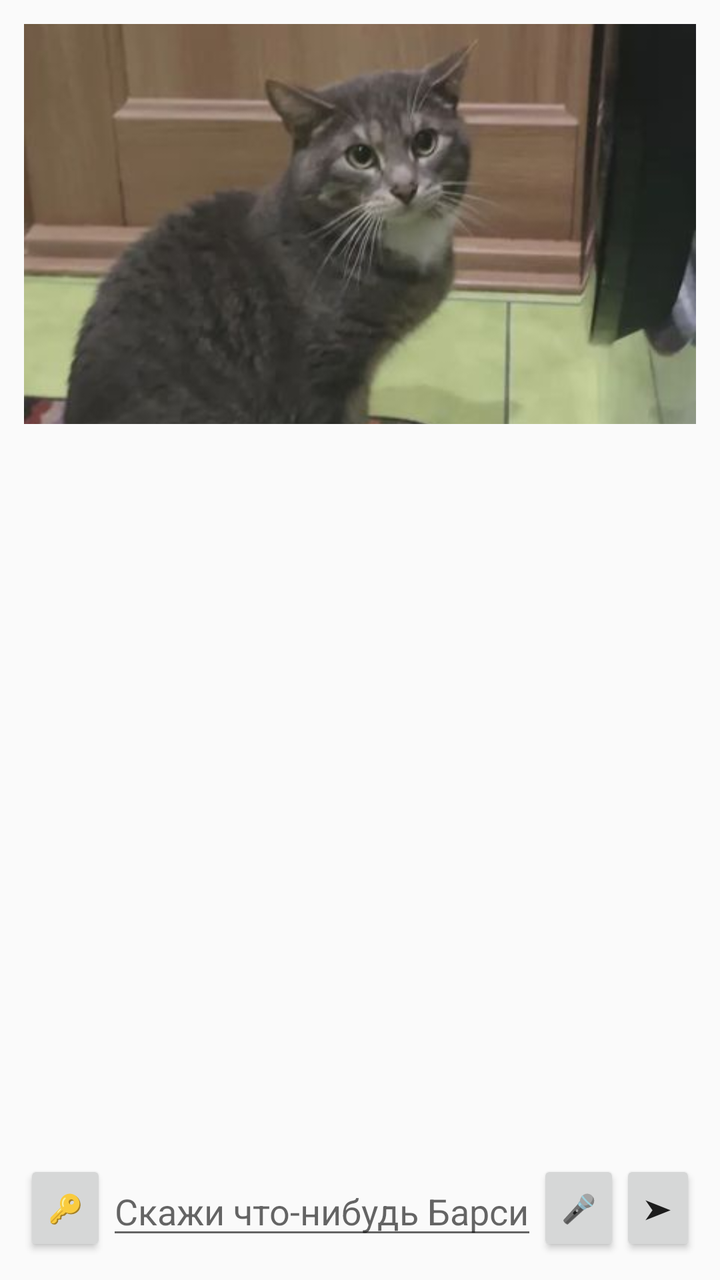
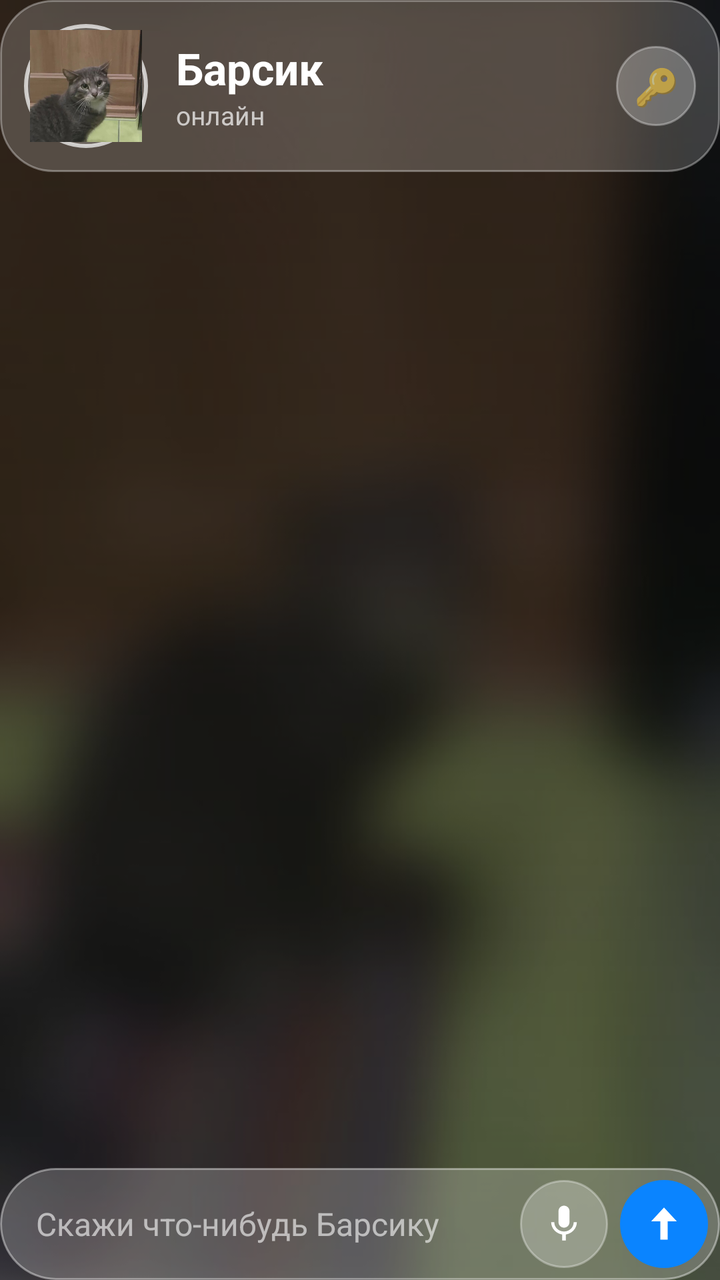

The first picture is an Android layout as it rendered before a commit; the second is the same layout after the commit. The layout source and the unified diff follow.
<!-- AndroidManifest.xml: application theme Theme.Barsik -->
<!-- res/layout/activity_main.xml -->
<?xml version="1.0" encoding="utf-8"?>
<LinearLayout xmlns:android="http://schemas.android.com/apk/res/android"
    android:layout_width="match_parent"
    android:layout_height="match_parent"
    android:orientation="vertical"
    android:padding="12dp">

    <ImageView
        android:layout_width="match_parent"
        android:layout_height="200dp"
        android:contentDescription="Барсик"
        android:scaleType="centerCrop"
        android:src="@drawable/barsik" />

    <ScrollView
        android:id="@+id/scroll"
        android:layout_width="match_parent"
        android:layout_height="0dp"
        android:layout_weight="1"
        android:paddingTop="8dp">

        <TextView
            android:id="@+id/chat"
            android:layout_width="match_parent"
            android:layout_height="wrap_content"
            android:textSize="16sp"
            android:lineSpacingExtra="4dp" />
    </ScrollView>

    <LinearLayout
        android:layout_width="match_parent"
        android:layout_height="wrap_content"
        android:gravity="center_vertical"
        android:orientation="horizontal">

        <Button
            android:id="@+id/keyBtn"
            android:layout_width="wrap_content"
            android:layout_height="wrap_content"
            android:minWidth="0dp"
            android:text="🔑" />

        <EditText
            android:id="@+id/input"
            android:layout_width="0dp"
            android:layout_height="wrap_content"
            android:layout_weight="1"
            android:hint="Скажи что-нибудь Барсику"
            android:imeOptions="actionSend"
            android:inputType="textCapSentences"
            android:maxLines="3" />

        <Button
            android:id="@+id/micBtn"
            android:layout_width="wrap_content"
            android:layout_height="wrap_content"
            android:minWidth="0dp"
            android:text="🎤" />

        <Button
            android:id="@+id/sendBtn"
            android:layout_width="wrap_content"
            android:layout_height="wrap_content"
            android:minWidth="0dp"
            android:text="➤" />
    </LinearLayout>
</LinearLayout>
<!-- resources referenced by this layout -->
<resources>
  <!-- drawable barsik: jpg bitmap (drawable-nodpi, 38733 bytes) -->
  <style name="Theme.Barsik" parent="Theme.AppCompat.DayNight.NoActionBar" />
</resources>

<!-- the commit's change to res/layout/activity_main.xml (unified diff, before → after) -->
@@ -1,67 +1,149 @@
 <?xml version="1.0" encoding="utf-8"?>
-<LinearLayout xmlns:android="http://schemas.android.com/apk/res/android"
+<FrameLayout xmlns:android="http://schemas.android.com/apk/res/android"
     android:layout_width="match_parent"
     android:layout_height="match_parent"
-    android:orientation="vertical"
-    android:padding="12dp">
+    android:background="#101018">
 
     <ImageView
         android:layout_width="match_parent"
-        android:layout_height="200dp"
-        android:contentDescription="Барсик"
+        android:layout_height="match_parent"
+        android:importantForAccessibility="no"
         android:scaleType="centerCrop"
-        android:src="@drawable/barsik" />
+        android:src="@drawable/barsik_blur" />
 
-    <ScrollView
-        android:id="@+id/scroll"
+    <View
         android:layout_width="match_parent"
-        android:layout_height="0dp"
-        android:layout_weight="1"
-        android:paddingTop="8dp">
+        android:layout_height="match_parent"
+        android:background="@drawable/bg_scrim" />
 
-        <TextView
-            android:id="@+id/chat"
+    <LinearLayout
+        android:id="@+id/content"
+        android:layout_width="match_parent"
+        android:layout_height="match_parent"
+        android:orientation="vertical">
+
+        <LinearLayout
+            android:id="@+id/header"
             android:layout_width="match_parent"
             android:layout_height="wrap_content"
-            android:textSize="16sp"
-            android:lineSpacingExtra="4dp" />
-    </ScrollView>
+            android:background="@drawable/bg_glass"
+            android:gravity="center_vertical"
+            android:orientation="horizontal"
+            android:padding="12dp">
 
-    <LinearLayout
-        android:layout_width="match_parent"
-        android:layout_height="wrap_content"
-        android:gravity="center_vertical"
-        android:orientation="horizontal">
+            <FrameLayout
+                android:id="@+id/avatarRing"
+                android:layout_width="62dp"
+                android:layout_height="62dp"
+                android:background="@drawable/bg_ring"
+                android:padding="3dp">
 
-        <Button
-            android:id="@+id/keyBtn"
-            android:layout_width="wrap_content"
+                <ImageView
+                    android:id="@+id/avatar"
+                    android:layout_width="match_parent"
+                    android:layout_height="match_parent"
+                    android:contentDescription="Барсик"
+                    android:scaleType="centerCrop"
+                    android:src="@drawable/barsik_avatar" />
+            </FrameLayout>
+
+            <LinearLayout
+                android:layout_width="0dp"
+                android:layout_height="wrap_content"
+                android:layout_marginStart="14dp"
+                android:layout_weight="1"
+                android:orientation="vertical">
+
+                <TextView
+                    android:layout_width="wrap_content"
+                    android:layout_height="wrap_content"
+                    android:text="Барсик"
+                    android:textColor="#FFFFFF"
+                    android:textSize="22sp"
+                    android:textStyle="bold" />
+
+                <TextView
+                    android:id="@+id/status"
+                    android:layout_width="wrap_content"
+                    android:layout_height="wrap_content"
+                    android:text="онлайн"
+                    android:textColor="#B3FFFFFF"
+                    android:textSize="13sp" />
+            </LinearLayout>
+
+            <TextView
+                android:id="@+id/keyBtn"
+                android:layout_width="40dp"
+                android:layout_height="40dp"
+                android:background="@drawable/bg_btn_glass"
+                android:gravity="center"
+                android:text="🔑"
+                android:textSize="18sp" />
+        </LinearLayout>
+
+        <ScrollView
+            android:id="@+id/scroll"
+            android:layout_width="match_parent"
+            android:layout_height="0dp"
+            android:layout_weight="1"
+            android:clipToPadding="false"
+            android:overScrollMode="never"
+            android:paddingTop="8dp"
+            android:scrollbars="none">
+
+            <LinearLayout
+                android:id="@+id/msgs"
+                android:layout_width="match_parent"
+                android:layout_height="wrap_content"
+                android:orientation="vertical" />
+        </ScrollView>
+
+        <LinearLayout
+            android:id="@+id/inputBar"
+            android:layout_width="match_parent"
             android:layout_height="wrap_content"
-            android:minWidth="0dp"
-            android:text="🔑" />
+            android:background="@drawable/bg_glass_pill"
+            android:gravity="center_vertical"
+            android:orientation="horizontal"
+            android:paddingStart="18dp"
+            android:paddingTop="6dp"
+            android:paddingEnd="6dp"
+            android:paddingBottom="6dp">
 
-        <EditText
-            android:id="@+id/input"
-            android:layout_width="0dp"
-            android:layout_height="wrap_content"
-            android:layout_weight="1"
-            android:hint="Скажи что-нибудь Барсику"
-            android:imeOptions="actionSend"
-            android:inputType="textCapSentences"
-            android:maxLines="3" />
+            <EditText
+                android:id="@+id/input"
+                android:layout_width="0dp"
+                android:layout_height="wrap_content"
+                android:layout_weight="1"
+                android:background="@null"
+                android:hint="Скажи что-нибудь Барсику"
+                android:imeOptions="actionSend"
+                android:inputType="textCapSentences|textMultiLine"
+                android:maxLines="4"
+                android:textColor="#FFFFFF"
+                android:textColorHint="#99FFFFFF"
+                android:textSize="16sp" />
 
-        <Button
-            android:id="@+id/micBtn"
-            android:layout_width="wrap_content"
-            android:layout_height="wrap_content"
-            android:minWidth="0dp"
-            android:text="🎤" />
+            <ImageButton
+                android:id="@+id/micBtn"
+                android:layout_width="44dp"
+                android:layout_height="44dp"
+                android:background="@drawable/bg_btn_glass"
+                android:contentDescription="Голос"
+                android:padding="11dp"
+                android:scaleType="fitCenter"
+                android:src="@drawable/ic_mic" />
 
-        <Button
-            android:id="@+id/sendBtn"
-            android:layout_width="wrap_content"
-            android:layout_height="wrap_content"
-            android:minWidth="0dp"
-            android:text="➤" />
+            <ImageButton
+                android:id="@+id/sendBtn"
+                android:layout_width="44dp"
+                android:layout_height="44dp"
+                android:layout_marginStart="6dp"
+                android:background="@drawable/bg_btn_send"
+                android:contentDescription="Отправить"
+                android:padding="11dp"
+                android:scaleType="fitCenter"
+                android:src="@drawable/ic_send" />
+        </LinearLayout>
     </LinearLayout>
-</LinearLayout>
+</FrameLayout>
<!-- resource entries referenced after the edit -->
@@ -1,6 +1,68 @@
 <!-- resources referenced by this layout -->
 <resources>
-  <!-- drawable barsik: jpg bitmap (drawable-nodpi, 38733 bytes) -->
+  <!-- drawable barsik_avatar: jpg bitmap (drawable-nodpi, 19575 bytes) -->
+  <!-- drawable barsik_blur: jpg bitmap (drawable-nodpi, 21780 bytes) -->
+  <!-- drawable bg_btn_glass (drawable) -->
+  <?xml version="1.0" encoding="utf-8"?>
+  <shape xmlns:android="http://schemas.android.com/apk/res/android" android:shape="oval">
+      <solid android:color="#40FFFFFF" />
+      <stroke android:width="1dp" android:color="#55FFFFFF" />
+  </shape>
+  <!-- drawable bg_btn_send (drawable) -->
+  <?xml version="1.0" encoding="utf-8"?>
+  <shape xmlns:android="http://schemas.android.com/apk/res/android" android:shape="oval">
+      <solid android:color="#0A84FF" />
+  </shape>
+  <!-- drawable bg_glass (drawable) -->
+  <?xml version="1.0" encoding="utf-8"?>
+  <shape xmlns:android="http://schemas.android.com/apk/res/android" android:shape="rectangle">
+      <solid android:color="#30FFFFFF" />
+      <stroke android:width="1dp" android:color="#55FFFFFF" />
+      <corners android:radius="26dp" />
+  </shape>
+  <!-- drawable bg_glass_pill (drawable) -->
+  <?xml version="1.0" encoding="utf-8"?>
+  <shape xmlns:android="http://schemas.android.com/apk/res/android" android:shape="rectangle">
+      <solid android:color="#38FFFFFF" />
+      <stroke android:width="1dp" android:color="#66FFFFFF" />
+      <corners android:radius="32dp" />
+  </shape>
+  <!-- drawable bg_ring (drawable) -->
+  <?xml version="1.0" encoding="utf-8"?>
+  <shape xmlns:android="http://schemas.android.com/apk/res/android" android:shape="oval">
+      <solid android:color="#22FFFFFF" />
+      <stroke android:width="2dp" android:color="#B3FFFFFF" />
+  </shape>
+  <!-- drawable bg_scrim (drawable) -->
+  <?xml version="1.0" encoding="utf-8"?>
+  <shape xmlns:android="http://schemas.android.com/apk/res/android" android:shape="rectangle">
+      <gradient
+          android:angle="270"
+          android:endColor="#66000000"
+          android:startColor="#99000000" />
+  </shape>
+  <!-- drawable ic_mic (drawable) -->
+  <?xml version="1.0" encoding="utf-8"?>
+  <vector xmlns:android="http://schemas.android.com/apk/res/android"
+      android:width="24dp"
+      android:height="24dp"
+      android:viewportWidth="24"
+      android:viewportHeight="24">
+      <path
+          android:fillColor="#FFFFFF"
+          android:pathData="M12,14c1.66,0 2.99,-1.34 2.99,-3L15,5c0,-1.66 -1.34,-3 -3,-3S9,3.34 9,5v6c0,1.66 1.34,3 3,3zM17.3,11c0,3 -2.54,5.1 -5.3,5.1S6.7,14 6.7,11L5,11c0,3.41 2.72,6.23 6,6.72L11,21h2v-3.28c3.28,-0.48 6,-3.3 6,-6.72h-1.7z" />
+  </vector>
+  <!-- drawable ic_send (drawable) -->
+  <?xml version="1.0" encoding="utf-8"?>
+  <vector xmlns:android="http://schemas.android.com/apk/res/android"
+      android:width="24dp"
+      android:height="24dp"
+      android:viewportWidth="24"
+      android:viewportHeight="24">
+      <path
+          android:fillColor="#FFFFFF"
+          android:pathData="M12,3l-7,7.5h5v10h4v-10h5z" />
+  </vector>
   <style name="Theme.Barsik" parent="Theme.AppCompat.DayNight.NoActionBar" />
 </resources>
 
